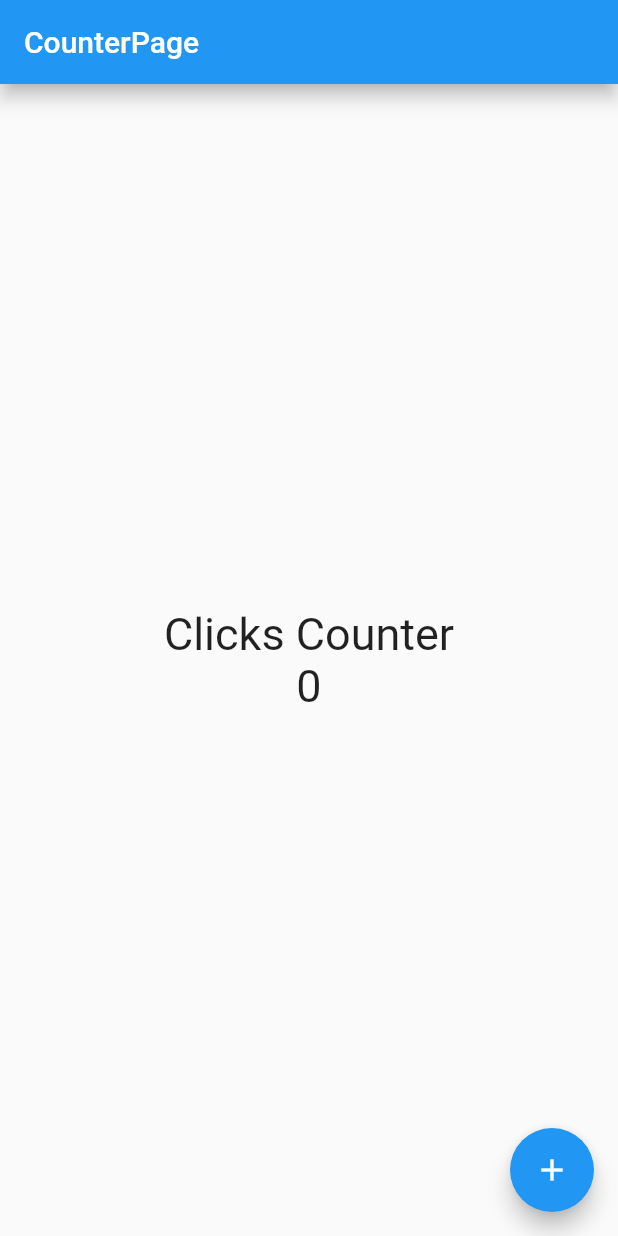
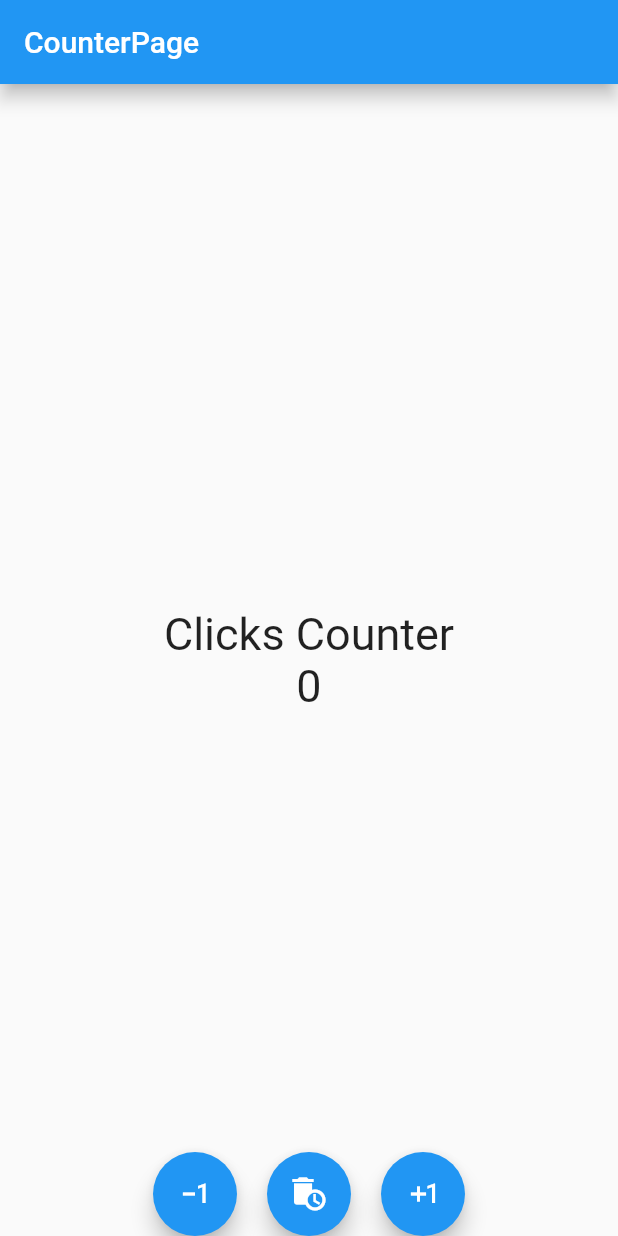
Before and after one commit to johnhaverh/counterapp, a Flutter app: the screen it shows after launch, on a phone screen of 412 x 824 dp. Run offline on Flutter 3.47's test engine with Material 2 defaults, Android fonts, the phone set to English and light mode, and no system bars.

Commit message:
counterapp: counter_page.dart: add buttons minus and clear

```diff
--- a/lib/pages/counter_page.dart
+++ b/lib/pages/counter_page.dart
@@ -29,12 +29,34 @@ class _CounterPageState extends State<CounterPage> {
           ],
         ),
       ),
-      floatingActionButton: FloatingActionButton(
-        child: const Icon(Icons.add),
-        onPressed: () {
-          counter++;
-          setState(() {});
-        },
+      floatingActionButtonLocation: FloatingActionButtonLocation.centerDocked,
+      floatingActionButton: Row(
+        mainAxisAlignment: MainAxisAlignment.center,
+        children: [
+          FloatingActionButton(
+            child: const Icon(Icons.exposure_minus_1_outlined),
+            onPressed: () {
+              counter--;
+              setState(() {});
+            },
+          ),
+          const SizedBox(width: 20),
+          FloatingActionButton(
+            child: const Icon(Icons.auto_delete),
+            onPressed: () {
+              counter=0;
+              setState(() {});
+            },
+          ),
+          const SizedBox(width:20),
+          FloatingActionButton(
+            child: const Icon(Icons.exposure_plus_1_outlined),
+            onPressed: () {
+              counter++;
+              setState(() {});
+            },
+          ),
+        ],
       ),
     );
   }
```
